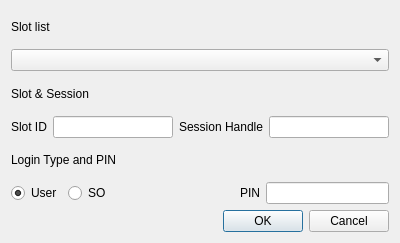
Old version of the form CryptokiMan/login_dlg.ui in the repository jykim74/CryptokiMan.
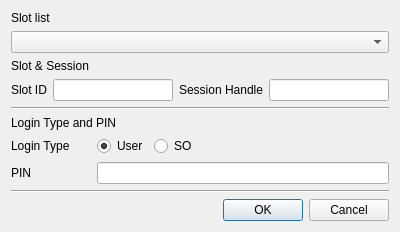
New version of the form.

```diff
--- a/CryptokiMan/login_dlg.ui
+++ b/CryptokiMan/login_dlg.ui
@@ -7,7 +7,7 @@
     <x>0</x>
     <y>0</y>
     <width>400</width>
-    <height>243</height>
+    <height>227</height>
    </rect>
   </property>
   <property name="windowTitle">
@@ -59,6 +59,13 @@
      </item>
     </layout>
    </item>
+   <item>
+    <widget class="Line" name="line">
+     <property name="orientation">
+      <enum>Qt::Horizontal</enum>
+     </property>
+    </widget>
+   </item>
    <item>
     <widget class="QLabel" name="label_3">
      <property name="text">
@@ -68,6 +75,19 @@
    </item>
    <item>
     <layout class="QHBoxLayout" name="horizontalLayout_2">
+     <item>
+      <widget class="QLabel" name="label_7">
+       <property name="minimumSize">
+        <size>
+         <width>80</width>
+         <height>0</height>
+        </size>
+       </property>
+       <property name="text">
+        <string>Login Type</string>
+       </property>
+      </widget>
+     </item>
      <item>
       <widget class="QRadioButton" name="mUserCheck">
        <property name="text">
@@ -98,18 +118,35 @@
        </property>
       </spacer>
      </item>
-     <item>
+    </layout>
+   </item>
+   <item>
+    <layout class="QGridLayout" name="gridLayout">
+     <item row="0" column="0">
       <widget class="QLabel" name="label_6">
+       <property name="minimumSize">
+        <size>
+         <width>80</width>
+         <height>0</height>
+        </size>
+       </property>
        <property name="text">
         <string>PIN</string>
        </property>
       </widget>
      </item>
-     <item>
+     <item row="0" column="1">
       <widget class="QLineEdit" name="mPinText"/>
      </item>
     </layout>
    </item>
+   <item>
+    <widget class="Line" name="line_2">
+     <property name="orientation">
+      <enum>Qt::Horizontal</enum>
+     </property>
+    </widget>
+   </item>
    <item>
     <widget class="QDialogButtonBox" name="buttonBox">
      <property name="orientation">
```
Left out of the diff: 1 changed line with no effect on the pictures.
